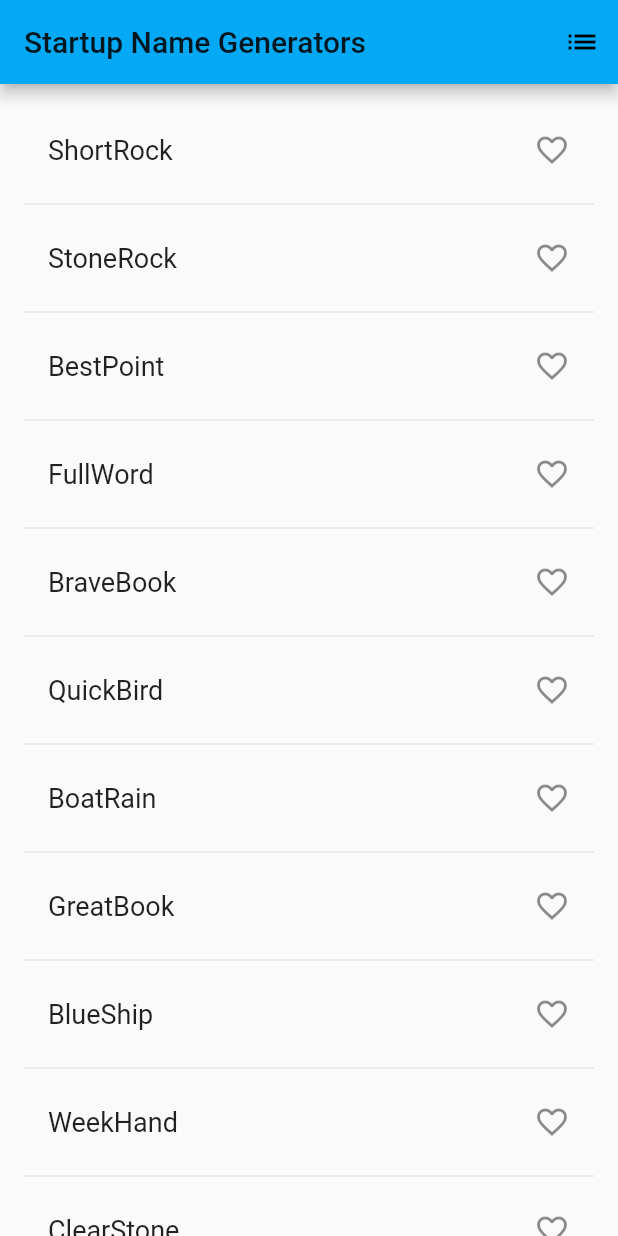
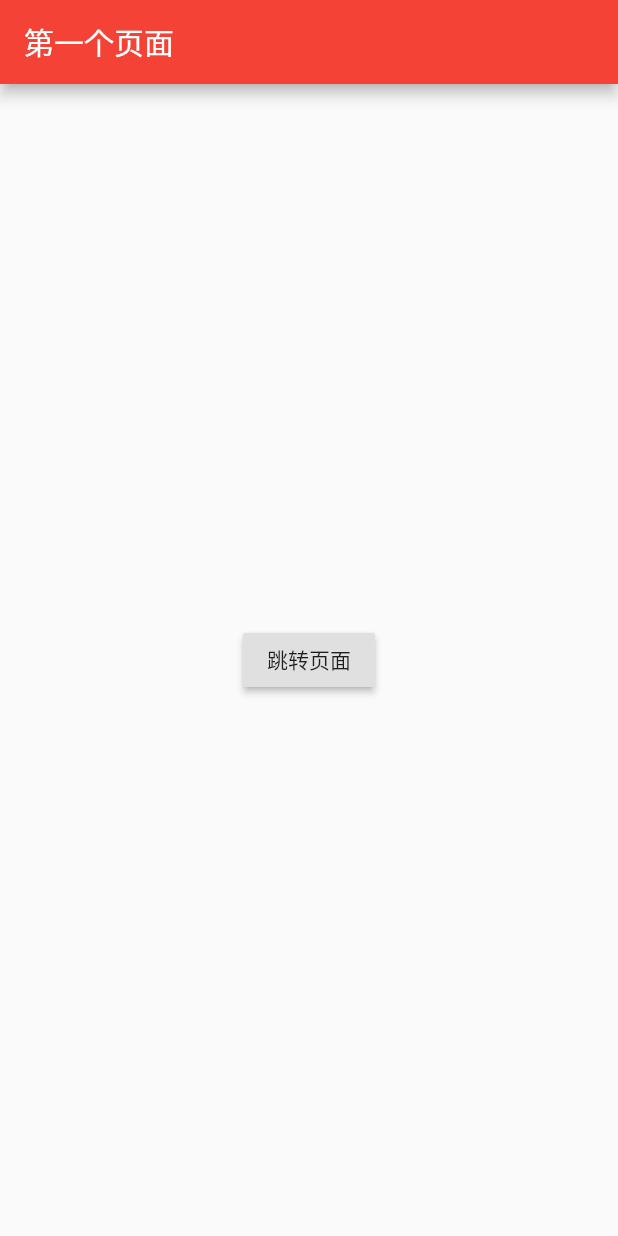
Before and after one commit to FE92star/flutter-demo, a Flutter app: the screen it shows after launch, on a phone screen of 412 x 824 dp. Run offline on Flutter 3.47's test engine with Material 2 defaults, Android fonts, the phone set to English and light mode, and no system bars.

Commit message:
更改项目配置文件

```diff
--- a/lib/main.dart
+++ b/lib/main.dart
@@ -1,111 +1,51 @@
 import 'package:flutter/material.dart';
-import 'package:english_words/english_words.dart';
 
-void main() => runApp(new MyApp());
+void main() {
+  runApp(new MaterialApp(
+    title: '页面跳转',
+    home: new FirstScreen(),
+  ));
+}
 
-class MyApp extends StatelessWidget {
+class FirstScreen extends StatelessWidget {
   @override
   Widget build(BuildContext context) {
-    //final wordPair = new WordPair.random();
-    return new MaterialApp(
-      title: 'Welcome to Flutter',
-      theme: new ThemeData(
-        primaryColor: Colors.lightBlue,
+    return new Scaffold(
+      appBar: new AppBar(
+        title: new Text('第一个页面'),
+        backgroundColor: Colors.red,
       ),
-      home: new RandomWords(),
+      body: new Center(
+        child: new RaisedButton(
+          child: new Text('跳转页面'),
+          onPressed: () {
+            Navigator.push(
+              context,
+              new MaterialPageRoute(builder: (context) => new SecondScreen()),
+            );
+          },
+        ),
+      ),
     );
   }
 }
 
-class RandomWords extends StatefulWidget {
-  @override
-  createState() => new RandomWordsState();
-}
-
-class RandomWordsState extends State<RandomWords> {
-  final _suggestions = <WordPair>[];
-  final _saved = new Set<WordPair>();
-  final _biggerFont = const TextStyle(fontSize: 18.0);
+class SecondScreen extends StatelessWidget {
   @override
   Widget build(BuildContext context) {
     return new Scaffold(
       appBar: new AppBar(
-        title: new Text('Startup Name Generators'),
-        actions: <Widget>[
-          new IconButton(icon: new Icon(Icons.list), onPressed: _pushSaved)
-        ],
+        title: new Text('第二个页面'),
+        backgroundColor: Colors.brown,
       ),
-      body: _buildSuggestions(),
-    );
-  }
-  void _pushSaved() {
-    Navigator.of(context).push(
-      new MaterialPageRoute(
-        builder: (context) {
-          final tiles = _saved.map(
-              (pair) {
-                return new ListTile(
-                  title: new Text(
-                    pair.asPascalCase,
-                    style: _biggerFont,
-                  ),
-                );
-              },
-          );
-          final divided = ListTile.divideTiles(
-            context: context,
-            tiles: tiles,
-          )
-          .toList();
-
-          return new Scaffold(
-            appBar: new AppBar(
-              title: new Text('Saved Suggesstions'),
-            ),
-            body: new ListView(children: divided),
-          );
-        },
+      body: new Center(
+        child: new RaisedButton(
+          onPressed: () {
+            Navigator.pop(context);
+          },
+          child: new Text('返回'),
+        ),
       ),
     );
   }
-
-  Widget _buildSuggestions() {
-    return new ListView.builder(
-      padding: const EdgeInsets.all(16.0),
-      itemBuilder: (context, i) {
-        if (i.isOdd) return new Divider();
-
-        final index = i ~/ 2;
-        if (index >= _suggestions.length) {
-          _suggestions.addAll(generateWordPairs().take(10));
-        }
-        return _buildRow(_suggestions[index]);
-      },
-    );
-  }
-
-  Widget _buildRow(WordPair pair) {
-    final alreadySaved = _saved.contains(pair);
-    return new ListTile(
-      title: new Text(
-        pair.asPascalCase,
-        style: _biggerFont,
-      ),
-      trailing: new Icon(
-        alreadySaved ? Icons.favorite : Icons.favorite_border,
-        color: alreadySaved ? Colors.red : null,
-      ),
-      onTap: () {
-        setState(
-              () {
-            if (alreadySaved) {
-              _saved.remove(pair);
-            } else {
-              _saved.add(pair);
-            }
-          },
-        );
-      },
-    );
-  }
-  }
+}
--- a/pubspec.yaml
+++ b/pubspec.yaml
@@ -12,6 +12,8 @@ description: A new Flutter application.
 # Read more about iOS versioning at
 # https://developer.apple.com/library/archive/documentation/General/Reference/InfoPlistKeyReference/Articles/CoreFoundationKeys.html
 version: 1.0.0+1
+author: MbMin
+homepage: https://github.com/MbMin
 
 environment:
   sdk: ">=2.1.0 <3.0.0"
```
